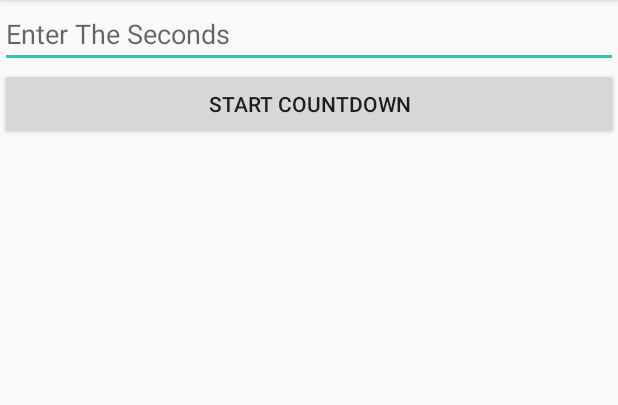
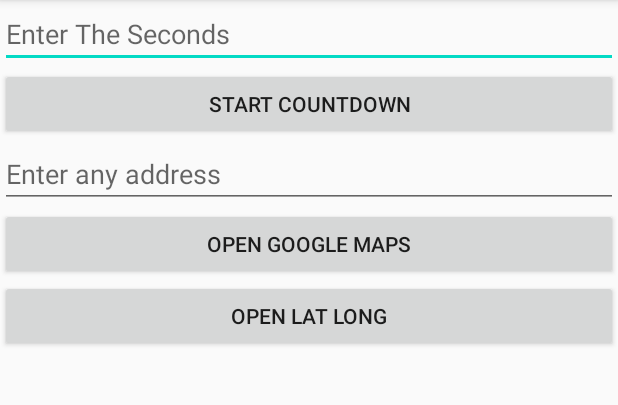
Before and after one commit to AP-Skill-Development-Corporation/Android-1537, an Android app: the screen it shows after launch (MainActivity), on a phone screen of 412 x 824 dp, the part 84-489 px from its top. Run offline under Robolectric (Android 15) with nearby library versions, the phone set to English and light mode, and no system bars.

Commit message:
Google Maps Added

```diff
--- a/ImplicitIntents/app/src/main/res/layout/activity_main.xml
+++ b/ImplicitIntents/app/src/main/res/layout/activity_main.xml
@@ -21,4 +21,20 @@
         android:layout_width="match_parent"
         android:layout_height="wrap_content"/>
 
+    <EditText
+        android:id="@+id/openmap"
+        android:hint="Enter any address"
+        android:layout_width="match_parent"
+        android:layout_height="wrap_content"/>
+    <Button
+        android:onClick="openGMaps"
+        android:text="Open Google Maps"
+        android:layout_width="match_parent"
+        android:layout_height="wrap_content"/>
+    <Button
+        android:onClick="openMapslatlong"
+        android:text="Open Lat Long"
+        android:layout_width="match_parent"
+        android:layout_height="wrap_content"/>
+
 </LinearLayout>
```
Also changed, not shown: ImplicitIntents/app/src/main/java/youtube/com/vidhvan/implicitintents/MainActivity.java (+19 -0 lines), ImplicitIntents/app/src/main/AndroidManifest.xml (line endings or trailing spaces).
